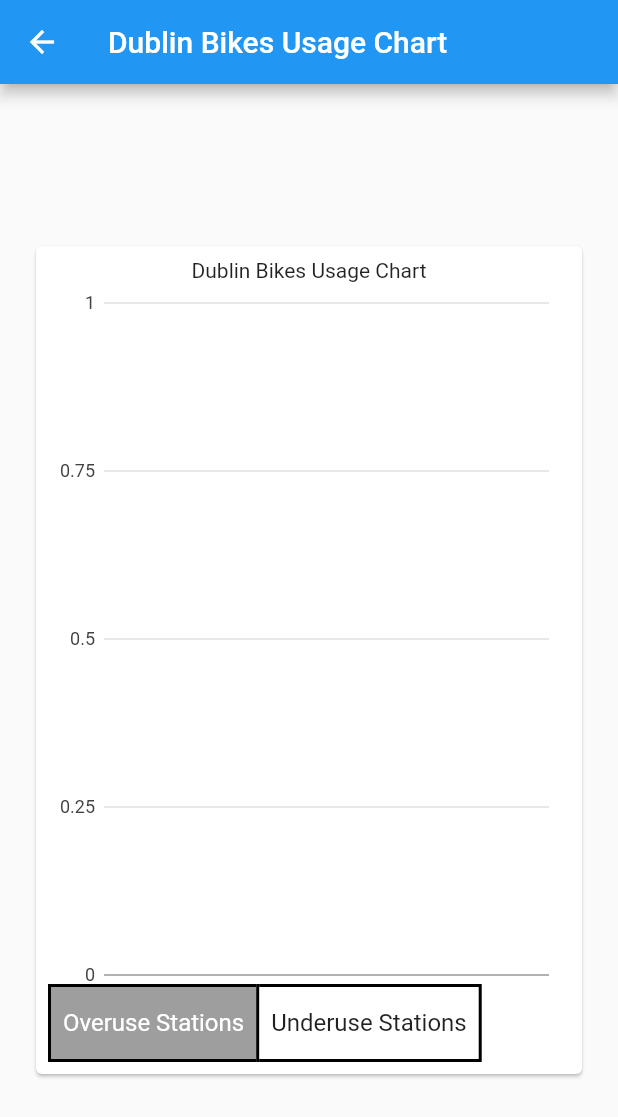
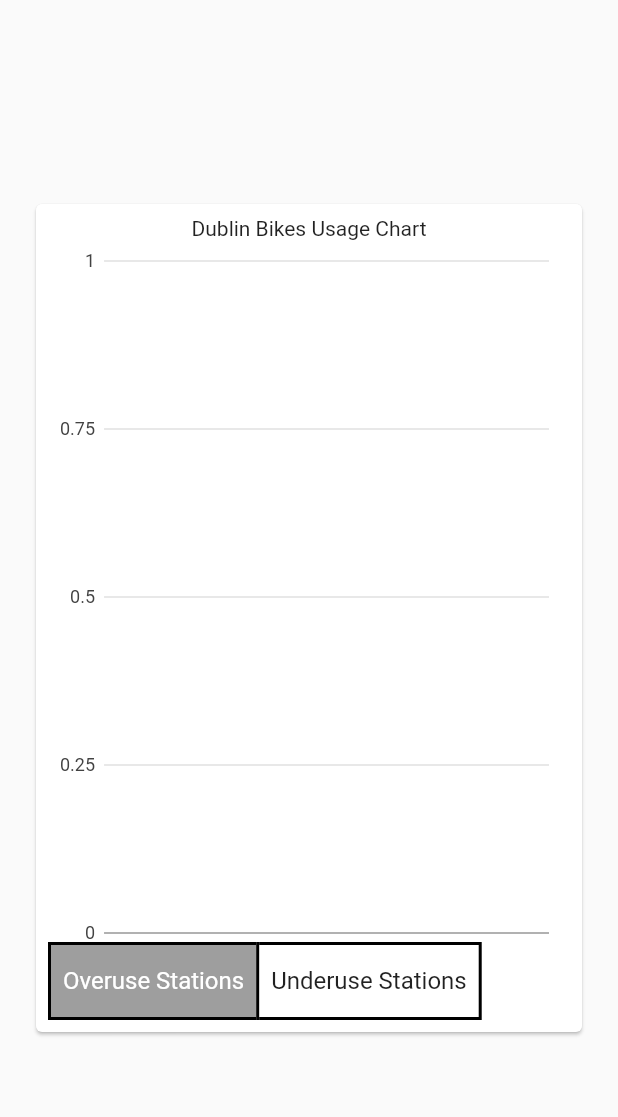
Before and after one commit to karinasalemks/ASE_Final_Project, a Flutter app: the DublinBikesUsageChart screen opened by its route, on a phone screen of 412 x 824 dp. Shown: the top 1117 px of the screen. Run offline on Flutter 3.47's test engine with Material 2 defaults, Android fonts, the phone set to English and light mode, and no system bars; drawn by our look-alikes of overlay_support; our stand-ins replace charts_flutter, cloud_firestore, firebase_auth, firebase_core, google_maps_flutter; missing offline and left inert: cloud_firestore_web, firebase_core_web, geolocator_web, google_maps_flutter_web; accounts and stored records are empty; Roboto replaces fonts that are missing (Sans).

Commit message:
removing app bar

```diff
--- a/ase_group5_scm/lib/Routes/dublin_bikes_usage_chart.dart
+++ b/ase_group5_scm/lib/Routes/dublin_bikes_usage_chart.dart
@@ -118,7 +118,6 @@
                 }
 
                 return Scaffold(
-                  appBar: AppBar(title: Text("Dublin Bikes Usage Chart")),
                   body: Center(
                       child: Container(
                         height: 600,
```
